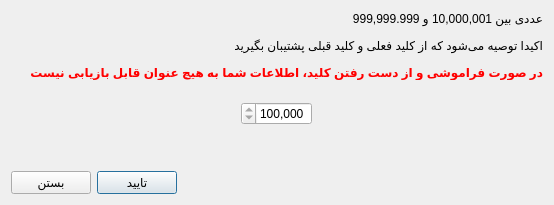
Old version of the form formchangekey.ui in the repository reza-rezvani2052/Secure-QR-Code.
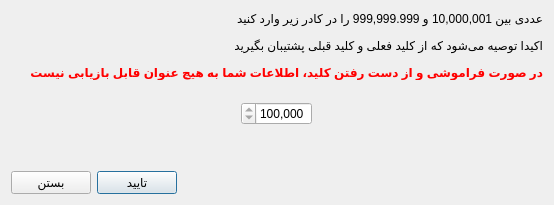
New version of the form. Icons and pictures are not drawn.

```diff
--- a/formchangekey.ui
+++ b/formchangekey.ui
@@ -20,7 +20,7 @@
    <item row="0" column="0">
     <widget class="QLabel" name="label">
      <property name="text">
-      <string>&lt;html&gt;&lt;head/&gt;&lt;body&gt;&lt;p align=&quot;right&quot;&gt;عددی بین 10,000,001 و 999,999.999&lt;/p&gt;&lt;p align=&quot;right&quot;&gt;اکیدا توصیه می‌شود که از کلید فعلی و کلید قبلی پشتیبان بگیرید&lt;/p&gt;&lt;p align=&quot;right&quot;&gt;&lt;span style=&quot; font-weight:600; color:#ff0000;&quot;&gt;در صورت فراموشی و از دست رفتن کلید، اطلاعات شما به هیچ عنوان قابل بازیابی نیست&lt;/span&gt;&lt;/p&gt;&lt;/body&gt;&lt;/html&gt;</string>
+      <string>&lt;html&gt;&lt;head/&gt;&lt;body&gt;&lt;p align=&quot;right&quot;&gt;عددی بین 10,000,001 و 999,999.999 را در کادر زیر وارد کنید&lt;/p&gt;&lt;p align=&quot;right&quot;&gt;اکیدا توصیه می‌شود که از کلید فعلی و کلید قبلی پشتیبان بگیرید&lt;/p&gt;&lt;p align=&quot;right&quot;&gt;&lt;span style=&quot; font-weight:600; color:#ff0000;&quot;&gt;در صورت فراموشی و از دست رفتن کلید، اطلاعات شما به هیچ عنوان قابل بازیابی نیست&lt;/span&gt;&lt;/p&gt;&lt;/body&gt;&lt;/html&gt;</string>
      </property>
     </widget>
    </item>
```
Left out of the diff: 3 changed lines with no effect on the pictures.
